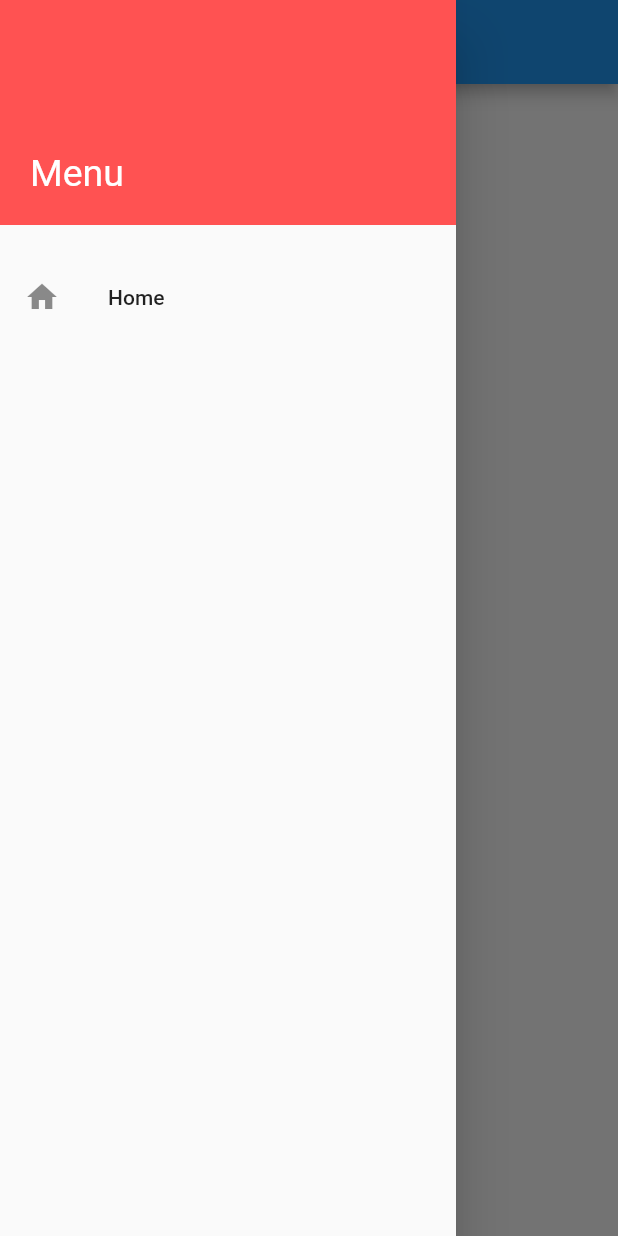
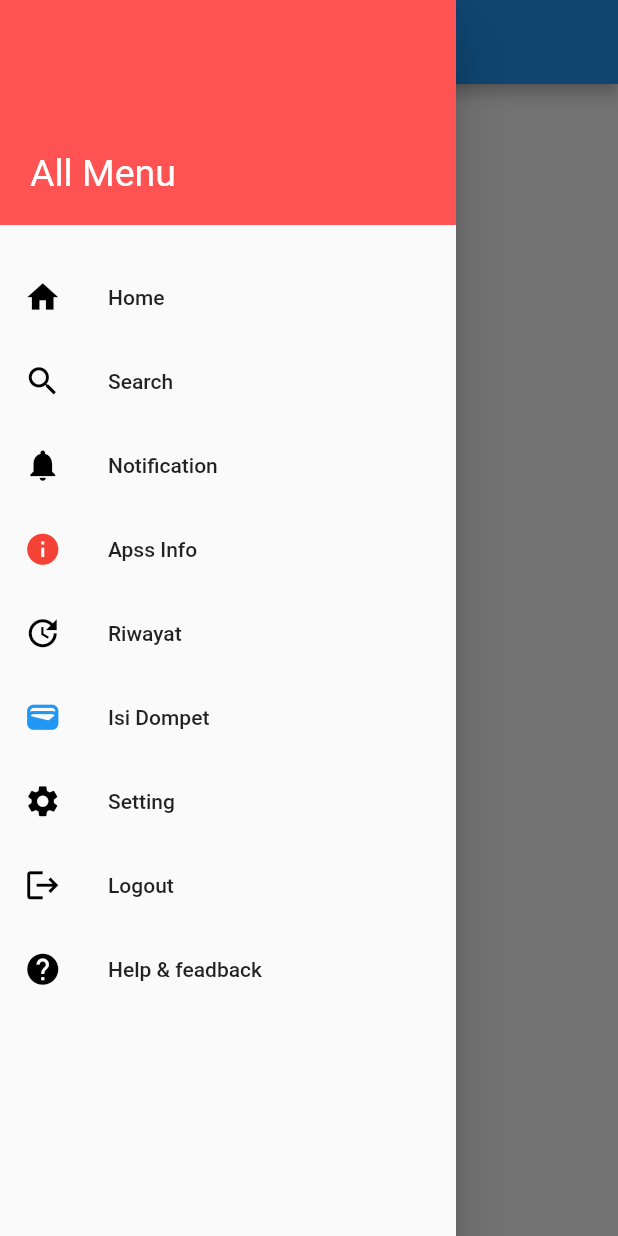
Before and after one commit to dwiponcosuripto4/mbakmu2, a Flutter app: the Menu_Utama screen opened directly, with the side drawer open, on a phone screen of 412 x 824 dp. Run offline on Flutter 3.47's test engine with Material 2 defaults, Android fonts, the light colour scheme and no system bars.

Commit message:
add icons setting, Search, Riwayat, home, appInfo, Help and logOut to drawer

```diff
--- a/lib/menu_utama.dart
+++ b/lib/menu_utama.dart
@@ -1,3 +1,4 @@
+import 'package:final_project_2023/page_login.dart';
 import 'package:flutter/material.dart';
 
 class Menu_Utama extends StatelessWidget {
@@ -21,7 +22,7 @@ class Menu_Utama extends StatelessWidget {
               color: Colors.redAccent,
               alignment: Alignment.bottomLeft,
               child: Text(
-                "Menu",
+                "All Menu",
                 style: TextStyle(
                   color: Colors.white,
                   fontSize: 25,
@@ -32,8 +33,101 @@ class Menu_Utama extends StatelessWidget {
               height: 20,
             ),
             ListTile(
-              leading: Icon(Icons.home),
-              title: Text("Home"),
+              leading: Icon(
+                Icons.home,
+                size: 25,
+                color: Colors.black,
+              ),
+              title: Text(
+                "Home",
+              ),
+            ),
+            ListTile(
+              leading: Icon(
+                Icons.search,
+                size: 25,
+                color: Colors.black,
+              ),
+              title: Text(
+                "Search",
+              ),
+            ),
+            ListTile(
+              leading: Icon(
+                Icons.notifications,
+                size: 25,
+                color: Colors.black,
+              ),
+              title: Text(
+                "Notification",
+              ),
+            ),
+            ListTile(
+              leading: Icon(
+                Icons.info,
+                size: 25,
+                color: Colors.red,
+              ),
+              title: Text(
+                "Apss Info",
+              ),
+            ),
+            ListTile(
+              leading: Icon(
+                Icons.update_sharp,
+                size: 25,
+                color: Colors.black,
+              ),
+              title: Text(
+                "Riwayat",
+              ),
+            ),
+            ListTile(
+              leading: Icon(
+                Icons.wallet,
+                size: 25,
+                color: Colors.blue,
+              ),
+              title: Text(
+                "Isi Dompet",
+              ),
+            ),
+            ListTile(
+              leading: Icon(
+                Icons.settings,
+                size: 25,
+                color: Colors.black,
+              ),
+              title: Text(
+                "Setting",
+              ),
+            ),
+            ListTile(
+              onTap: (() {
+                Navigator.of(context).pushReplacement(
+                  MaterialPageRoute(
+                    builder: ((context) => Page_Login()),
+                  ),
+                );
+              }),
+              leading: Icon(
+                Icons.logout,
+                size: 25,
+                color: Colors.black,
+              ),
+              title: Text(
+                "Logout",
+              ),
+            ),
+            ListTile(
+              leading: Icon(
+                Icons.help,
+                size: 25,
+                color: Colors.black,
+              ),
+              title: Text(
+                "Help & feadback",
+              ),
             ),
           ],
         ),
```
